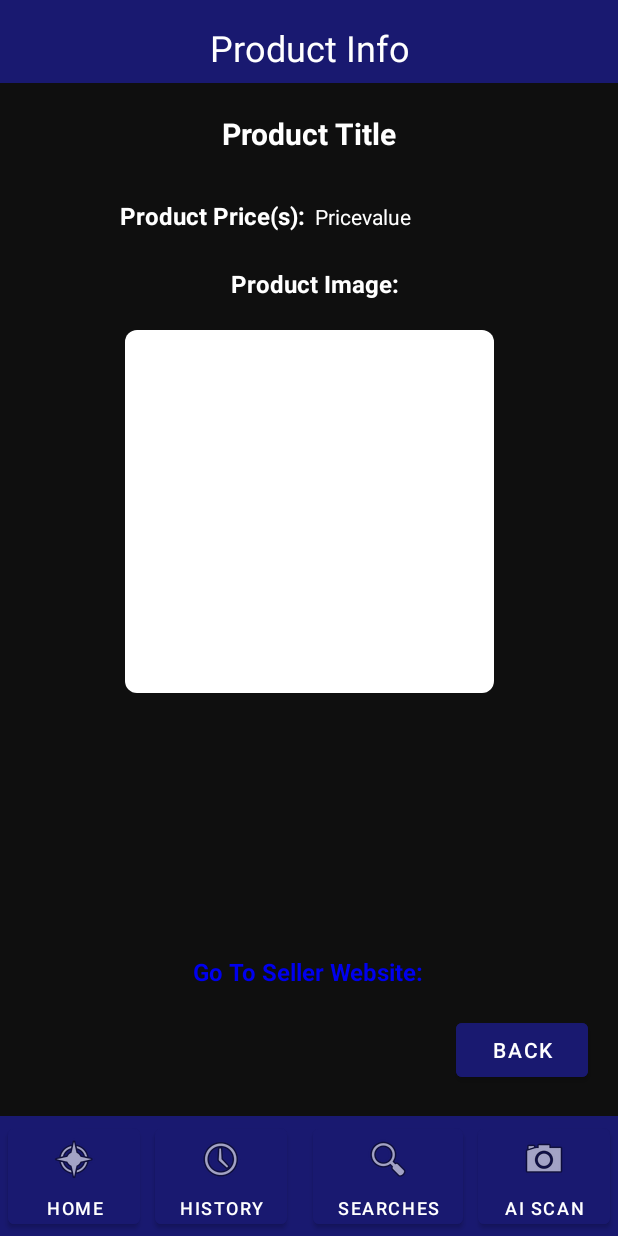
After one commit to EthanDeGuzman/ProductFinder, an Android app: the layout activity_product_page.xml on its own in the app's theme, with its tools: preview values and no code run, on a phone screen of 412 x 824 dp. The commit adds this screen. Run offline under Robolectric (Android 15) with nearby library versions, the phone set to English and light mode, and no system bars; network calls fail.

Commit message:
Added Specific Product Page

```diff
--- a/app/build.gradle
+++ b/app/build.gradle
@@ -31,7 +31,7 @@ android {
 }
 
 dependencies {
-    implementation 'org.jsoup:jsoup:1.14.3'
+    implementation 'com.squareup.picasso:picasso:2.71828'
     implementation 'com.amitshekhar.android:android-networking:1.0.2'
     implementation 'com.google.android.gms:play-services-vision:11.0.2'
     implementation 'androidx.appcompat:appcompat:1.3.1'
--- a/app/src/main/AndroidManifest.xml
+++ b/app/src/main/AndroidManifest.xml
@@ -13,6 +13,9 @@
         android:roundIcon="@mipmap/ic_launcher_round"
         android:supportsRtl="true"
         android:theme="@style/Theme.ProductFinder">
+        <activity
+            android:name=".ProductPage"
+            android:exported="false" />
         <activity
             android:name=".SearchHistory"
             android:exported="false" />
--- /dev/null
+++ b/app/src/main/res/layout/activity_product_page.xml
@@ -0,0 +1,201 @@
+<?xml version="1.0" encoding="utf-8"?>
+<androidx.constraintlayout.widget.ConstraintLayout xmlns:android="http://schemas.android.com/apk/res/android"
+    xmlns:app="http://schemas.android.com/apk/res-auto"
+    xmlns:tools="http://schemas.android.com/tools"
+    android:layout_width="match_parent"
+    android:layout_height="match_parent"
+    android:background="@color/onyx"
+    tools:context=".ProductPage">
+
+    <ImageView
+        android:id="@+id/BannerColour"
+        android:layout_width="0dp"
+        android:layout_height="55dp"
+        app:layout_constraintEnd_toEndOf="parent"
+        app:layout_constraintHorizontal_bias="0.0"
+        app:layout_constraintStart_toStartOf="parent"
+        app:layout_constraintTop_toTopOf="parent"
+        android:src="@color/midnight_blue"/>
+
+    <TextView
+        android:id="@+id/textView"
+        android:layout_width="167dp"
+        android:layout_height="30dp"
+        android:layout_marginTop="15dp"
+        android:text="Product Info"
+        android:textAlignment="center"
+        android:textColor="@color/white"
+        android:textSize="24sp"
+        app:layout_constraintEnd_toEndOf="parent"
+        app:layout_constraintStart_toStartOf="parent"
+        app:layout_constraintTop_toTopOf="parent" />
+
+    <Button
+        android:id="@+id/Button_Home"
+        android:layout_width="wrap_content"
+        android:layout_height="75dp"
+        android:layout_marginStart="5dp"
+        android:backgroundTint="@color/midnight_blue"
+        android:drawableTop="@android:drawable/ic_menu_compass"
+        android:onClick="callHome"
+        android:text="Home"
+        android:textSize="12sp"
+        app:layout_constraintBottom_toBottomOf="@+id/toolbar"
+        app:layout_constraintStart_toStartOf="@+id/toolbar"
+        app:layout_constraintTop_toTopOf="@+id/toolbar" />
+
+    <Button
+        android:id="@+id/Button_History"
+        android:layout_width="wrap_content"
+        android:layout_height="75dp"
+        android:layout_marginStart="10dp"
+        android:backgroundTint="@color/midnight_blue"
+        android:drawableTop="@android:drawable/ic_menu_recent_history"
+        android:onClick="CallRecentSearches"
+        android:text="History"
+        android:textSize="12sp"
+        app:layout_constraintBottom_toBottomOf="@+id/toolbar"
+        app:layout_constraintStart_toEndOf="@+id/Button_Home"
+        app:layout_constraintTop_toTopOf="@+id/toolbar" />
+
+    <Button
+        android:id="@+id/Button_Search"
+        android:layout_width="wrap_content"
+        android:layout_height="75dp"
+        android:layout_marginEnd="10dp"
+        android:backgroundTint="@color/midnight_blue"
+        android:drawableTop="@android:drawable/ic_menu_search"
+        android:onClick="callSearch"
+        android:text="Searches"
+        android:textColor="@color/white"
+        android:textSize="12sp"
+        app:layout_constraintBottom_toBottomOf="@+id/toolbar"
+        app:layout_constraintEnd_toStartOf="@+id/Button_ImageScanner"
+        app:layout_constraintTop_toTopOf="@+id/toolbar" />
+
+    <Button
+        android:id="@+id/Button_ImageScanner"
+        android:layout_width="wrap_content"
+        android:layout_height="75dp"
+        android:layout_marginEnd="5dp"
+        android:backgroundTint="@color/midnight_blue"
+        android:drawableTop="@android:drawable/ic_menu_camera"
+        android:onClick="callImageScanner"
+        android:text="AI Scan"
+        android:textSize="12sp"
+        app:layout_constraintBottom_toBottomOf="@+id/toolbar"
+        app:layout_constraintEnd_toEndOf="@+id/toolbar"
+        app:layout_constraintHorizontal_bias="1.0"
+        app:layout_constraintStart_toEndOf="@+id/Button_History"
+        app:layout_constraintTop_toTopOf="@+id/toolbar" />
+
+    <androidx.appcompat.widget.Toolbar
+        android:id="@+id/toolbar"
+        android:layout_width="0dp"
+        android:layout_height="80dp"
+        android:background="@color/midnight_blue"
+        android:minHeight="?attr/actionBarSize"
+        android:theme="?attr/actionBarTheme"
+        app:layout_constraintBottom_toBottomOf="parent"
+        app:layout_constraintEnd_toEndOf="parent"
+        app:layout_constraintHorizontal_bias="0.0"
+        app:layout_constraintStart_toStartOf="parent" />
+
+    <TextView
+        android:id="@+id/ProductTitle"
+        android:layout_width="wrap_content"
+        android:layout_height="wrap_content"
+        android:layout_marginTop="20dp"
+        android:text="Product Title"
+        android:textColor="@color/white"
+        android:textSize="20sp"
+        android:textStyle="bold"
+        app:layout_constraintEnd_toEndOf="parent"
+        app:layout_constraintStart_toStartOf="parent"
+        app:layout_constraintTop_toBottomOf="@+id/BannerColour" />
+
+    <TextView
+        android:id="@+id/textView5"
+        android:layout_width="wrap_content"
+        android:layout_height="wrap_content"
+        android:layout_marginStart="80dp"
+        android:layout_marginTop="30dp"
+        android:text="Product Price(s):"
+        android:textColor="@color/white"
+        android:textSize="16sp"
+        android:textStyle="bold"
+        app:layout_constraintEnd_toEndOf="parent"
+        app:layout_constraintHorizontal_bias="0.0"
+        app:layout_constraintStart_toStartOf="parent"
+        app:layout_constraintTop_toBottomOf="@+id/ProductTitle" />
+
+    <TextView
+        android:id="@+id/textView7"
+        android:layout_width="wrap_content"
+        android:layout_height="wrap_content"
+        android:layout_marginStart="80dp"
+        android:layout_marginTop="75dp"
+        android:text="Product Image:"
+        android:textColor="@color/white"
+        android:textSize="16sp"
+        android:textStyle="bold"
+        app:layout_constraintEnd_toEndOf="parent"
+        app:layout_constraintHorizontal_bias="0.337"
+        app:layout_constraintStart_toStartOf="parent"
+        app:layout_constraintTop_toBottomOf="@+id/ProductTitle" />
+
+    <TextView
+        android:id="@+id/SellerWebLink"
+        android:layout_width="wrap_content"
+        android:layout_height="wrap_content"
+        android:layout_marginBottom="85dp"
+        android:linksClickable="true"
+        android:text="Go To Seller Website:"
+        android:textColor="#0000EE"
+        android:textSize="16sp"
+        android:textStyle="bold"
+        app:layout_constraintBottom_toTopOf="@+id/toolbar"
+        app:layout_constraintEnd_toEndOf="parent"
+        app:layout_constraintHorizontal_bias="0.498"
+        app:layout_constraintStart_toStartOf="parent" />
+
+    <ImageView
+        android:id="@+id/ProductImage"
+        android:layout_width="246dp"
+        android:layout_height="242dp"
+        android:layout_marginTop="20dp"
+        app:layout_constraintEnd_toEndOf="parent"
+        app:layout_constraintStart_toStartOf="parent"
+        app:layout_constraintTop_toBottomOf="@+id/textView7"
+        app:srcCompat="@drawable/bg_white_rounded" />
+
+    <TextView
+        android:id="@+id/ProductPrice"
+        android:layout_width="141dp"
+        android:layout_height="21dp"
+        android:layout_marginTop="32dp"
+        android:text="Pricevalue"
+        android:textAlignment="viewStart"
+        android:textColor="@color/white"
+        app:layout_constraintEnd_toEndOf="parent"
+        app:layout_constraintHorizontal_bias="0.1"
+        app:layout_constraintStart_toEndOf="@+id/textView5"
+        app:layout_constraintTop_toBottomOf="@+id/ProductTitle" />
+
+    <Button
+        android:id="@+id/BackBTN"
+        android:layout_width="wrap_content"
+        android:layout_height="wrap_content"
+        android:layout_marginEnd="20dp"
+        android:layout_marginBottom="20dp"
+        android:onClick="callBack"
+        android:backgroundTint="@color/midnight_blue"
+        android:text="Back"
+        android:textColor="@color/white"
+        app:layout_constraintBottom_toTopOf="@+id/toolbar"
+        app:layout_constraintEnd_toEndOf="parent"
+        app:layout_constraintHorizontal_bias="1.0"
+        app:layout_constraintStart_toStartOf="parent" />
+
+
+</androidx.constraintlayout.widget.ConstraintLayout>
```
Also changed, not shown: app/src/main/java/edu/edeguzman/productfinder/ProductPage.java (added, +78 -0 lines), app/src/main/java/edu/edeguzman/productfinder/Products.java (+17 -3 lines), app/src/main/java/edu/edeguzman/productfinder/Results.java (+28 -7 lines), app/src/main/java/edu/edeguzman/productfinder/SearchResults.java (+28 -8 lines), app/src/main/java/edu/edeguzman/productfinder/myAdapter.java (+30 -10 lines).
